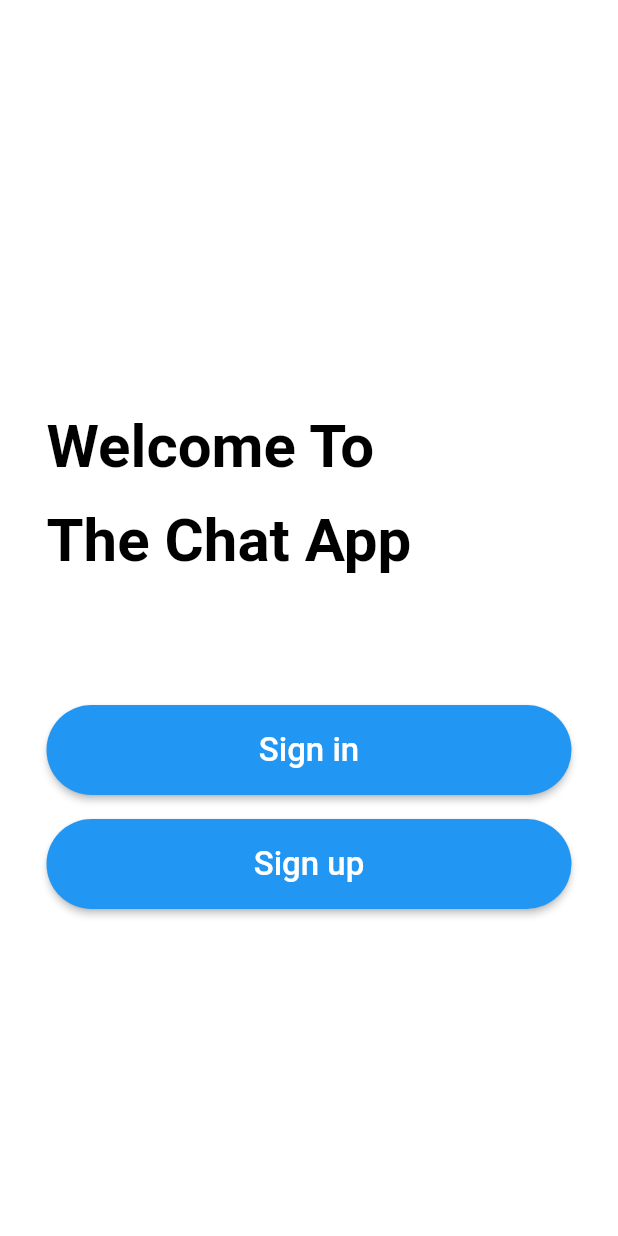
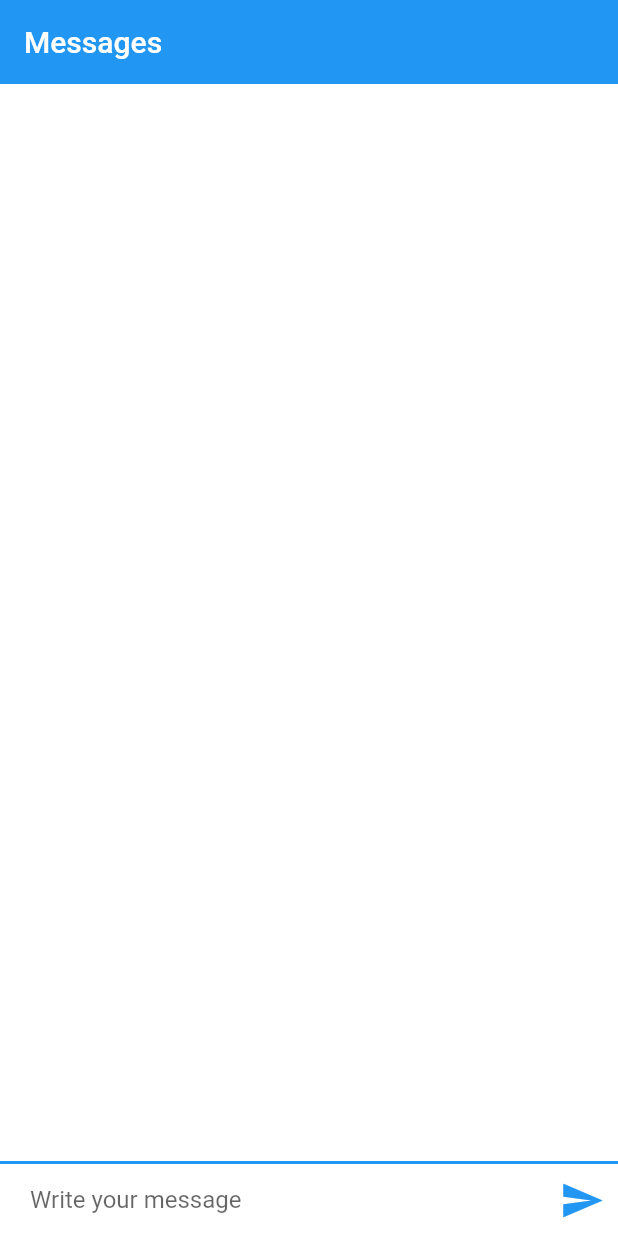
Before and after one commit to Ahmed-Hemdan/chat_app, a Flutter app: the screen it shows after launch, on a phone screen of 412 x 824 dp. Run offline on Flutter 3.47's test engine with Material 2 defaults, Android fonts, the phone set to English and light mode, and no system bars; our stand-ins replace animated_splash_screen, bloc, cloud_firestore, email_validator, firebase_auth, firebase_core and 1 more; accounts and stored records are empty.

Commit message:
show some data and add messages screen

```diff
--- /dev/null
+++ b/lib/Screens/Messages/MessagesScreen.dart
@@ -0,0 +1,58 @@
+import 'package:flutter/material.dart';
+
+class MessagesScreen extends StatelessWidget {
+  const MessagesScreen({super.key});
+
+  @override
+  Widget build(BuildContext context) {
+    return Scaffold(
+      appBar: AppBar(
+        automaticallyImplyLeading: true,
+        backgroundColor: Colors.blue,
+        title: Text('Messages'),
+      ),
+      body: SafeArea(
+        child: Column(
+          mainAxisAlignment: MainAxisAlignment.spaceBetween,
+          crossAxisAlignment: CrossAxisAlignment.stretch,
+          children: [
+            Container(),
+            Container(
+              decoration: const BoxDecoration(
+                border: Border(
+                  top: BorderSide(
+                    color: Colors.blue,
+                    width: 2,
+                  ),
+                ),
+              ),
+              child: Row(crossAxisAlignment: CrossAxisAlignment.center, children: [
+                Expanded(
+                  child: TextFormField(
+                    minLines: 1,
+                    maxLines: 3,
+                    decoration: const InputDecoration(
+                        contentPadding: EdgeInsets.symmetric(
+                          vertical: 10,
+                          horizontal: 20,
+                        ),
+                        hintText: "Write your message",
+                        border: InputBorder.none),
+                  ),
+                ),
+                IconButton(
+                  onPressed: () {},
+                  icon: const Icon(
+                    Icons.send,
+                    color: Colors.blue,
+                    size: 30,
+                  ),
+                ),
+              ]),
+            )
+          ],
+        ),
+      ),
+    );
+  }
+}
--- a/lib/Screens/SignUp/SignUpScreen.dart
+++ b/lib/Screens/SignUp/SignUpScreen.dart
@@ -35,7 +35,8 @@ class _SignUpScreenState extends State<SignUpScreen> {
           },
         ),
       ),
-      body: SafeArea(
+      body: SingleChildScrollView(
+        child: SafeArea(
           child: Center(
             child: Form(
               key: _formKey,
@@ -161,6 +162,7 @@ class _SignUpScreenState extends State<SignUpScreen> {
             ),
           ),
         ),
+      ),
     );
   }
 }
--- a/lib/Screens/Splash/SplashScreen.dart
+++ b/lib/Screens/Splash/SplashScreen.dart
@@ -1,4 +1,5 @@
 import 'package:animated_splash_screen/animated_splash_screen.dart';
+import 'package:chat_app/Screens/Messages/MessagesScreen.dart';
 import 'package:chat_app/Screens/Welcome/WelcomeScreen.dart';
 import 'package:flutter/material.dart';
 
@@ -16,7 +17,7 @@ class SplashScreen extends StatelessWidget {
           color: Colors.blue,
           size: 130,
         ),
-        nextScreen: const WelcomeScreen(),
+        nextScreen: const MessagesScreen(),
       ),
     );
   }
--- a/lib/Screens/Verification/VerifiecationScreen.dart
+++ b/lib/Screens/Verification/VerifiecationScreen.dart
@@ -39,7 +39,9 @@ class _VerificationScreenState extends State<VerificationScreen> {
             ),
             ElevatedButton(
               onPressed: () async {
-                await AppCubit.get(context).auth.currentUser!.reload().then((value) => AppCubit.get(context).checkEmailVerificationn(context));
+                await AppCubit.get(context).auth.currentUser!.reload().then((value) {
+                  AppCubit.get(context).checkEmailVerificationn(context);
+                }).then((value) => AppCubit.get(context).getNameOfUser());
               },
               child: const Text("continue"),
             ),
--- a/lib/cubit/State.dart
+++ b/lib/cubit/State.dart
@@ -14,3 +14,7 @@ class CheckEmailVerification extends AppCubitState {}
 class RegisterNewUserInOuthentication extends AppCubitState {}
 
 class SignIn extends AppCubitState {}
+
+class GetAllUser extends AppCubitState {}
+
+class GetTheNameOfUser extends AppCubitState {}
--- a/lib/main.dart
+++ b/lib/main.dart
@@ -42,7 +42,7 @@ class MyApp extends StatelessWidget {
               "/SignInScreen": (context) => const SignInScreen(),
               "/VerificationScreen":(context) =>  VerificationScreen(),
               "/HomeScreen": (context) => const HomeScreen(),
-              "/PeopleScreen": (context) => const PeopleScreen(),
+              "/PeopleScreen": (context) => PeopleScreen(),
               "/ProfileScreen": (context) => ProfileScreen(),
             },
             theme: lightTheme(),
```
Also changed, not shown: lib/Screens/People/PeopleScreen.dart (+50 -5 lines), lib/Screens/Profile/ProfileScreen.dart (+28 -5 lines), lib/Screens/SignIn/SignInScreen.dart (+10 -5 lines), lib/cubit/Cubit.dart (+21 -10 lines). Lines whose indentation alone changed are shown as unchanged.
